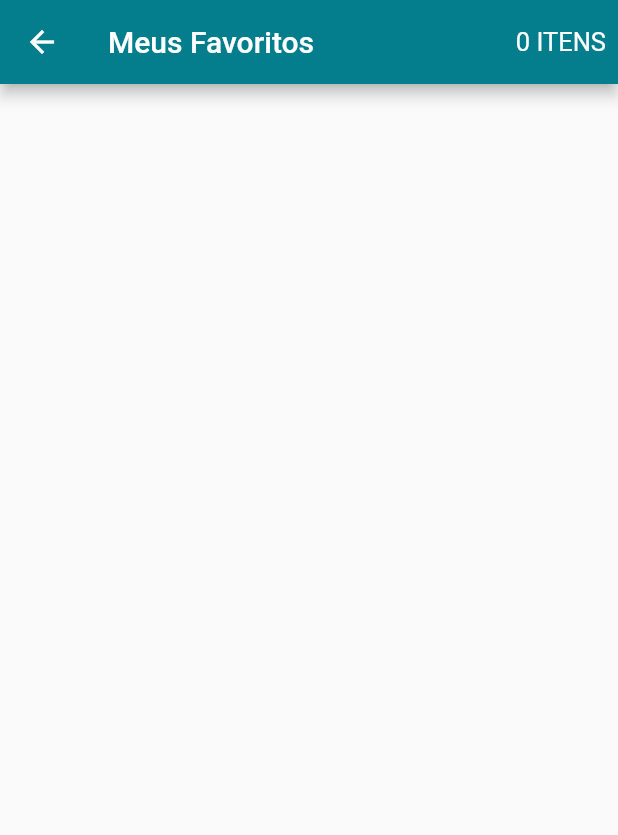
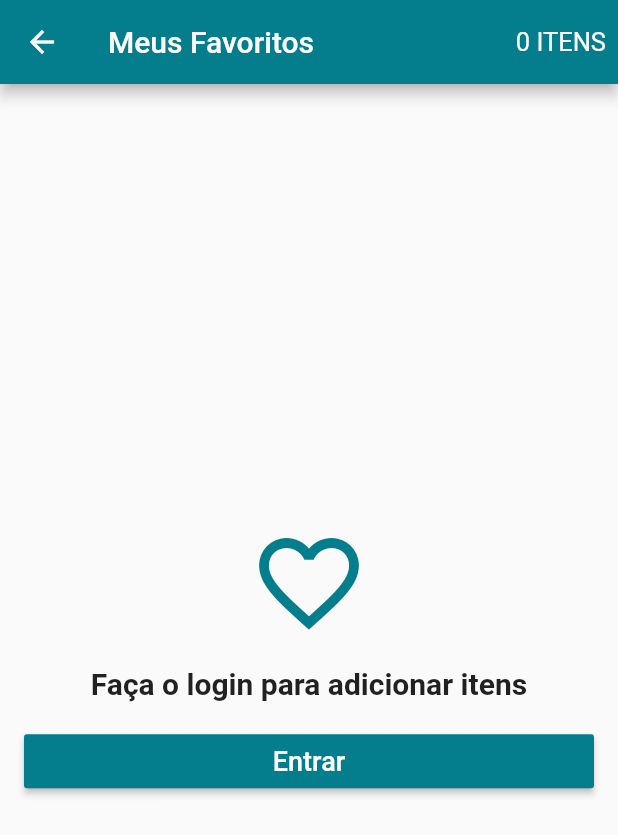
Before and after one commit to IgorGarciaCosta/Clothing_Virtual_Store, a Flutter app: the FavScreen screen opened directly, on a phone screen of 412 x 824 dp. Shown: the top 835 px of the screen. Run offline on Flutter 3.47's test engine with Material 2 defaults, Android fonts, the phone set to English and light mode, and no system bars; our stand-ins replace carousel_pro, cloud_firestore, firebase_auth, transparent_image; accounts and stored records are empty.

Commit message:
inicio da tela de favoritos

```diff
--- a/lib/models/fav_model.dart
+++ b/lib/models/fav_model.dart
@@ -9,6 +9,8 @@ class FavModel extends Model{
   UserModel user;
 
   List<FavProducts>products = [];
+
+  bool isLoading = false;
 
   FavModel(this.user);//faz o favModel ter acesso aos usuários
 
--- a/lib/screens/fav_screen.dart
+++ b/lib/screens/fav_screen.dart
@@ -1,5 +1,8 @@
+import 'package:flutter/cupertino.dart';
 import 'package:flutter/material.dart';
 import 'package:loja_three/models/fav_model.dart';
+import 'package:loja_three/models/user_models.dart';
+import 'package:loja_three/screens/login_screen.dart';
 import 'package:scoped_model/scoped_model.dart';
 
 class FavScreen extends StatelessWidget {
@@ -26,6 +29,61 @@ class FavScreen extends StatelessWidget {
           )
         ],
       ),
+      body: ScopedModelDescendant<FavModel>(
+        builder: (context, child, model) {
+          if(model.isLoading && UserModel.of(context).isLoggedIn()){
+            return Center(
+              child: CircularProgressIndicator(),
+            );
+          }
+
+          else if(!UserModel.of(context).isLoggedIn()){//se o usuário n está logado
+            return Container(
+              padding: EdgeInsets.all(16.0),
+              child: Column(
+                crossAxisAlignment: CrossAxisAlignment.stretch,
+                mainAxisAlignment: MainAxisAlignment.center,
+
+                children: <Widget>[
+                  Icon(Icons.favorite_border,size: 80.0, color:Theme.of(context).primaryColor),
+                  SizedBox(height: 16.0,),
+                  Text("Faça o login para adicionar itens",
+                  style: TextStyle(
+                      fontSize: 20.0,
+                      fontWeight: FontWeight.bold),
+                  textAlign: TextAlign.center,),
+
+                  SizedBox(height: 16.0,),
+
+                  RaisedButton(
+                    child: Text("Entrar",
+                      style: TextStyle(fontSize: 18.0),),
+                    textColor: Colors.white,
+                    color: Theme.of(context).primaryColor,
+                    onPressed: (){
+                      Navigator.of(context).push(
+                        MaterialPageRoute(builder:(context)=>LoginScreen() )
+                      );
+                    },
+                  )
+                ],
+              ),
+            );
+          }
+
+          //se estiver sem favoritos
+          else if(model.products ==null || model.products.length ==0){
+            return Center(
+              child: Text("Sem animes favoritos T-T",
+              style: TextStyle(
+                  fontSize: 20.0,
+                  fontWeight: FontWeight.bold),
+                textAlign: TextAlign.center,),
+            );
+
+          }
+        }
+      ),
     );
   }
 }
--- a/lib/widgets/fav_button.dart
+++ b/lib/widgets/fav_button.dart
@@ -5,7 +5,7 @@ class FavButton extends StatelessWidget {
   @override
   Widget build(BuildContext context) {
     return FloatingActionButton(
-      child: Icon(Icons.star, color:Colors.white),
+      child: Icon(Icons.favorite, color:Colors.white),
       onPressed: (){
         Navigator.of(context).push(
           MaterialPageRoute(builder: (context)=>FavScreen())
```
